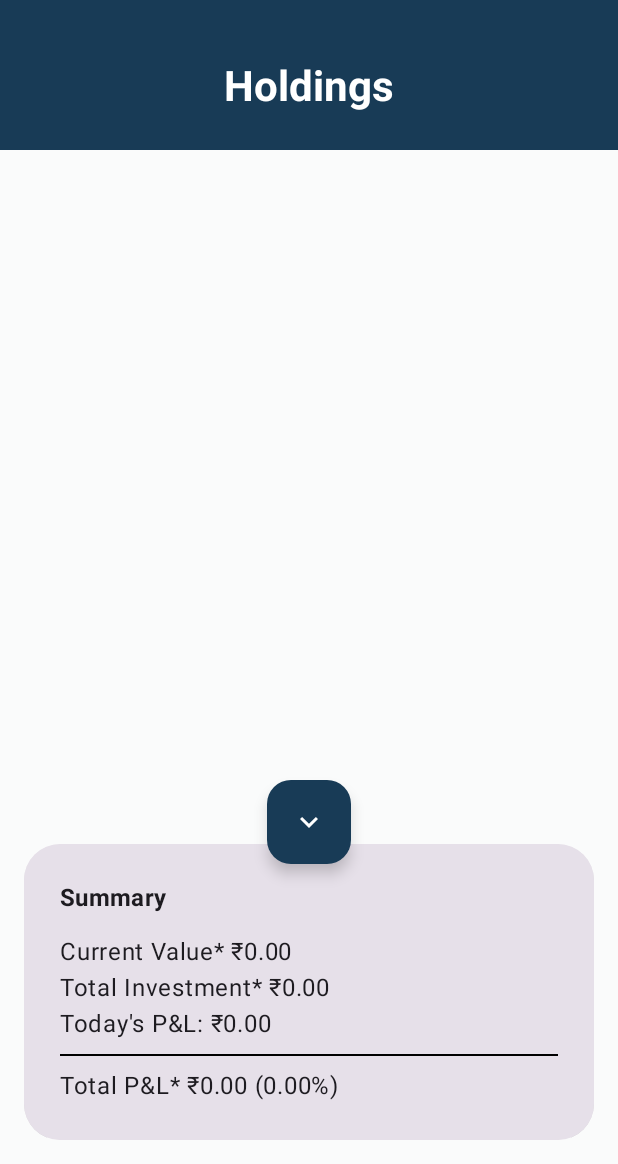
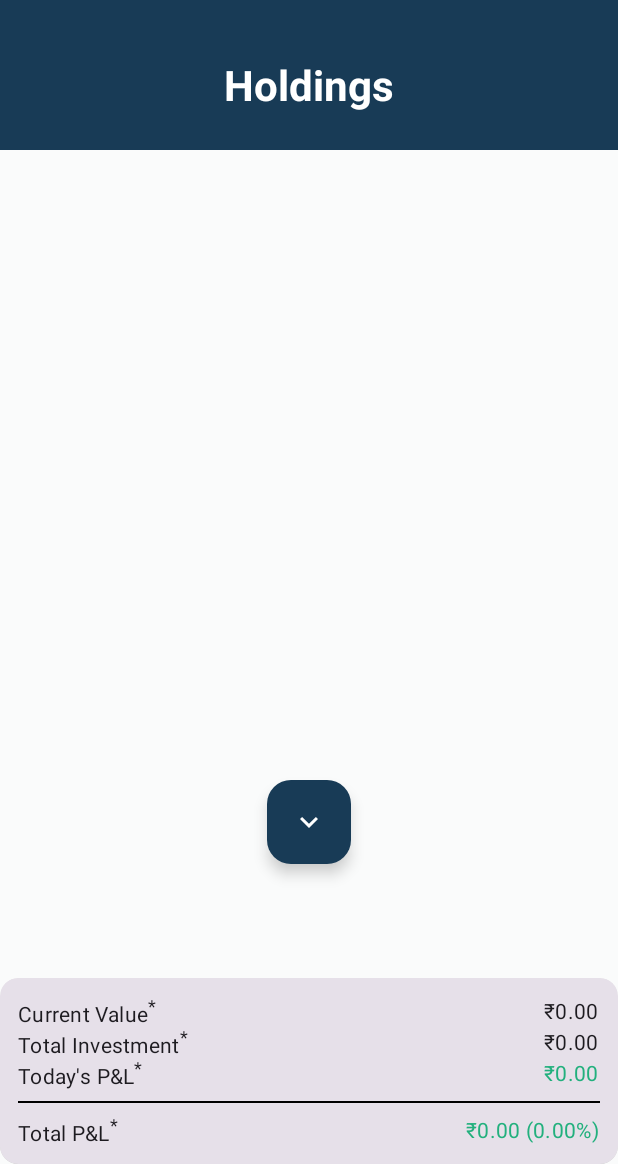
Before and after one commit to Qkprahlad101/Holdings_Portfolio, an Android app built with Jetpack Compose: the screen it shows after launch (MainActivity), after a tap on "Summary", on a phone screen of 412 x 824 dp, the part 72-1236 px from its top. Run offline under Robolectric (Android 15) with nearby library versions, the phone set to English and light mode, and no system bars; our stand-ins replace Room's generated code; network calls fail.

Commit message:
Bottom Summary bar ui updated.

```diff
--- a/app/src/main/java/com/example/holdings_portfolio/presentation/HoldingsScreen.kt
+++ b/app/src/main/java/com/example/holdings_portfolio/presentation/HoldingsScreen.kt
@@ -29,6 +29,7 @@ import androidx.compose.ui.graphics.Color
 import androidx.compose.ui.text.SpanStyle
 import androidx.compose.ui.text.buildAnnotatedString
 import androidx.compose.ui.text.font.FontWeight
+import androidx.compose.ui.text.style.BaselineShift
 import androidx.compose.ui.text.withStyle
 import androidx.compose.ui.unit.dp
 import com.example.holdings_portfolio.ui.theme.PortfolioBlue
@@ -83,7 +84,7 @@ fun HoldingsScreen(viewModel: HoldingsViewModel = koinViewModel()) {
                             isT1 = holding.symbol.contains(
                                 "T1",
                                 ignoreCase = true
-                            ) // Adjust as needed
+                            )
                         )
                         Divider(
                             thickness = 1.dp,
@@ -100,44 +101,120 @@ fun HoldingsScreen(viewModel: HoldingsViewModel = koinViewModel()) {
                 exit = slideOutVertically { it } + fadeOut(),
                 modifier = Modifier
                     .align(Alignment.BottomCenter)
-                    .padding(16.dp)
             ) {
                 Card(
                     Modifier
                         .fillMaxWidth()
                         .defaultMinSize(minHeight = 120.dp)
-                        .clip(RoundedCornerShape(24.dp))
+                        .clip(RoundedCornerShape(12.dp))
                         .background(Color.White),
                     elevation = CardDefaults.cardElevation(12.dp),
                 ) {
+
+                    val totalInvestment = viewModel.calculateTotalInvestment(holdings)
+                    val totalPnL = viewModel.calculateTotalPnL(holdings)
+                    val pnlPercent = viewModel.calculatePnLPercent(totalPnL, totalInvestment)
+                    val todayPnL = viewModel.calculateTodaysPnL(holdings)
+                    val totalValue = viewModel.calculateCurrentValue(holdings)
+
                     Column(
                         Modifier
-                            .padding(24.dp)
+                            .padding(12.dp)
                             .fillMaxWidth()
                     ) {
-                        val totalInvestment = viewModel.calculateTotalInvestment(holdings)
-                        val totalPnL = viewModel.calculateTotalPnL(holdings)
-                        val pnlPercent = viewModel.calculatePnLPercent(totalPnL, totalInvestment)
-                        val todayPnL = viewModel.calculateTodaysPnL(holdings)
-                        val totalValue = viewModel.calculateCurrentValue(holdings)
+                        Row(Modifier.fillMaxWidth(), verticalAlignment = Alignment.CenterVertically) {
+                            Text(
+                                buildAnnotatedString {
+                                    append("Current Value")
+                                    withStyle(
+                                        SpanStyle(
+                                            fontSize = MaterialTheme.typography.bodySmall.fontSize,
+                                            baselineShift = BaselineShift.Superscript,
+                                        )
+                                    ) { append("*") }
+                                },
+                                style = MaterialTheme.typography.bodyMedium,
+                                modifier = Modifier.weight(1f)
+                            )
+                            Text(
+                                totalValue.toDisplayCurrency(),
+                                style = MaterialTheme.typography.bodyMedium,
+                                modifier = Modifier.align(Alignment.CenterVertically)
+                            )
+                        }
 
-                        Text(
-                            "Summary",
-                            fontWeight = FontWeight.Bold,
-                            style = MaterialTheme.typography.titleMedium
-                        )
-                        Spacer(Modifier.height(12.dp))
-                        Text("Current Value* ${totalValue.toDisplayCurrency()}")
-                        Text("Total Investment* ${totalInvestment.toDisplayCurrency()}")
-                        Text("Today's P&L: ${todayPnL.toDisplayCurrency()}")
+                        Row(Modifier.fillMaxWidth(), verticalAlignment = Alignment.CenterVertically) {
+                            Text(
+                                buildAnnotatedString {
+                                    append("Total Investment")
+                                    withStyle(
+                                        SpanStyle(
+                                            fontSize = MaterialTheme.typography.bodySmall.fontSize,
+                                            baselineShift = BaselineShift.Superscript
+                                        )
+                                    ) { append("*") }
+                                },
+                                style = MaterialTheme.typography.bodyMedium,
+                                modifier = Modifier.weight(1f)
+                            )
+                            Text(
+                                totalInvestment.toDisplayCurrency(),
+                                style = MaterialTheme.typography.bodyMedium,
+                                modifier = Modifier.align(Alignment.CenterVertically)
+                            )
+                        }
+
+                        Row(Modifier.fillMaxWidth(), verticalAlignment = Alignment.CenterVertically) {
+                            Text(
+                                buildAnnotatedString {
+                                    append("Today's P&L")
+                                    withStyle(
+                                        SpanStyle(
+                                            fontSize = MaterialTheme.typography.bodySmall.fontSize,
+                                            baselineShift = BaselineShift.Superscript
+                                        )
+                                    ) { append("*") }
+                                },
+                                style = MaterialTheme.typography.bodyMedium,
+                                modifier = Modifier.weight(1f)
+                            )
+                            Text(
+                                todayPnL.toDisplayCurrency(),
+                                style = MaterialTheme.typography.bodyMedium,
+                                color = if (todayPnL >= 0) PortfolioGreen else PortfolioRed,
+                                modifier = Modifier.align(Alignment.CenterVertically)
+                            )
+                        }
+
                         Divider(
-                            modifier = Modifier
-                                .padding(top = 8.dp, bottom = 8.dp),
+                            modifier = Modifier.padding(top = 8.dp, bottom = 8.dp),
                             thickness = 1.dp,
                             color = Color.Black
                         )
-                        Text("Total P&L* ${totalPnL.toDisplayCurrency()} (${pnlPercent.toDisplayPercent()})")
+
+                        Row(Modifier.fillMaxWidth(), verticalAlignment = Alignment.CenterVertically) {
+                            Text(
+                                buildAnnotatedString {
+                                    append("Total P&L")
+                                    withStyle(
+                                        SpanStyle(
+                                            fontSize = MaterialTheme.typography.bodySmall.fontSize,
+                                            baselineShift = BaselineShift.Superscript
+                                        )
+                                    ) { append("*") }
+                                },
+                                style = MaterialTheme.typography.bodyMedium,
+                                modifier = Modifier.weight(1f)
+                            )
+                            Text(
+                                "${totalPnL.toDisplayCurrency()} (${pnlPercent.toDisplayPercent()})",
+                                style = MaterialTheme.typography.bodyMedium,
+                                color = if (totalPnL >= 0) PortfolioGreen else PortfolioRed,
+                                modifier = Modifier.align(Alignment.CenterVertically)
+                            )
+                        }
                     }
+
                 }
             }
 
```
